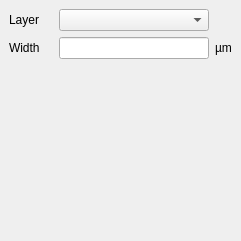
KLayout/klayout, file src/lay/lay/ReplacePropertiesPath.ui: the form before one commit.
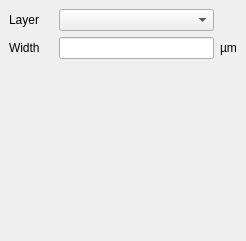
The form after the commit. Icons and pictures are not drawn. Custom widgets are drawn as their Qt base class.

Commit message:
Fixed issue #1328 (width of layer selection boxes too small)
Also: clip and fill dialog now display layer names from
the layer view. Fixed geometry of fill dialog.

Hope I got all places where the layer selection box was
configured as adjust size = on first show.

What changed in the file:
```diff
--- a/src/lay/lay/ReplacePropertiesPath.ui
+++ b/src/lay/lay/ReplacePropertiesPath.ui
@@ -1,11 +1,11 @@
 <ui version="4.0" >
  <class>ReplacePropertiesPath</class>
- <widget class="QWidget" name="ReplacePropertiesPath" >
-  <property name="geometry" >
+ <widget class="QWidget" name="ReplacePropertiesPath">
+  <property name="geometry">
    <rect>
     <x>0</x>
     <y>0</y>
-    <width>239</width>
+    <width>246</width>
     <height>241</height>
    </rect>
   </property>
@@ -46,8 +46,18 @@
      </property>
     </widget>
    </item>
-   <item row="0" column="2" >
-    <widget class="lay::LayerSelectionComboBox" name="path_layer" />
+   <item row="0" column="2">
+    <widget class="lay::LayerSelectionComboBox" name="path_layer">
+     <property name="sizePolicy">
+      <sizepolicy hsizetype="Ignored" vsizetype="Fixed">
+       <horstretch>0</horstretch>
+       <verstretch>0</verstretch>
+      </sizepolicy>
+     </property>
+     <property name="sizeAdjustPolicy">
+      <enum>QComboBox::AdjustToContents</enum>
+     </property>
+    </widget>
    </item>
    <item row="1" column="1" >
     <widget class="QLabel" name="label_61" >
```
Left out of the diff: 63 changed lines with no effect on the pictures. The commit also changes 15 other files.
